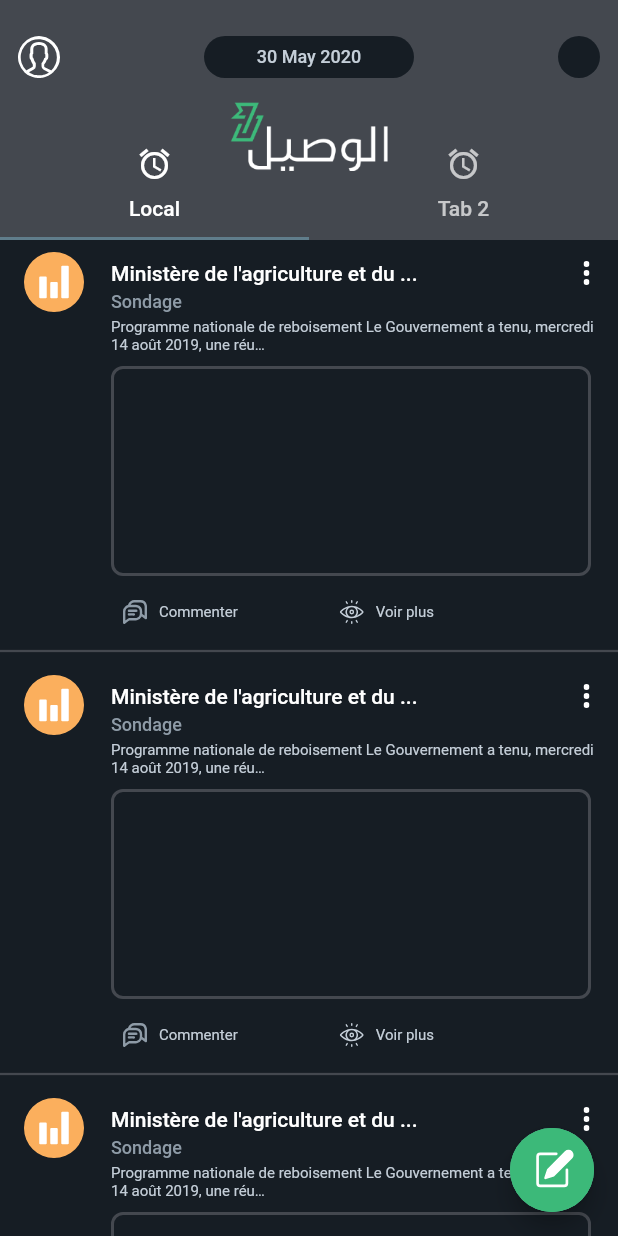
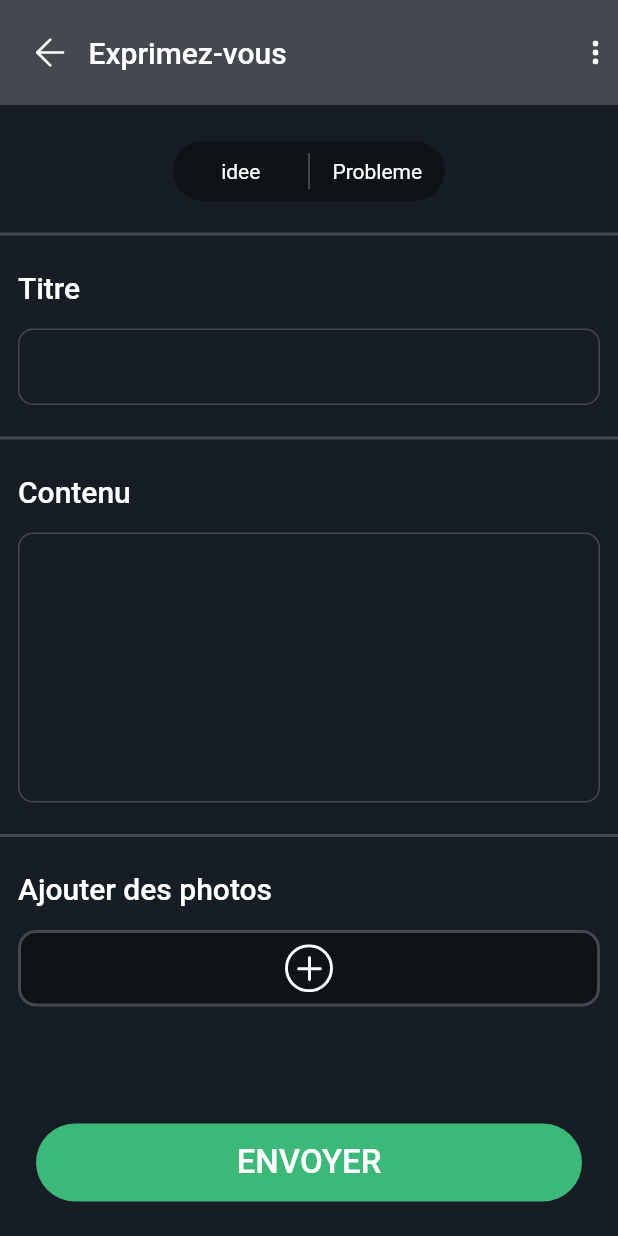
Before and after one commit to moho12n/wassil, a Flutter app: the screen it shows after launch, on a phone screen of 412 x 824 dp. Run offline on Flutter 3.47's test engine with Material 2 defaults, Android fonts, the phone set to English and light mode, and no system bars; drawn by our look-alikes of toggle_switch; our stand-ins replace flutter_svg, getflutter; Roboto replaces fonts that are missing (Montserrat, Segoe UI); project files that could hold a hidden picture were left out.

Commit message:
exprimez vous screen

```diff
--- a/lib/main.dart
+++ b/lib/main.dart
@@ -1,5 +1,6 @@
 import 'package:flutter/material.dart';
 import 'package:wassil/ui/homePage/sliver.dart';
+import 'package:wassil/ui/proposition/addPropositionScreen.dart';
 //import 'package:wassil/ui/homePage/homePage.dart';
 
 void main() => runApp(
@@ -11,11 +12,12 @@ class MyApp extends StatelessWidget {
   @override
   Widget build(BuildContext context) {
     return MaterialApp(
+      debugShowCheckedModeBanner: false,
       title: 'Flutter Demo',
       theme: ThemeData(
         primarySwatch: Colors.blueGrey,
       ),
-      home: HomePage(),
+      home: AddPropositionScreen(),
     );
   }
 }
--- a/lib/ui/homePage/sliver.dart
+++ b/lib/ui/homePage/sliver.dart
@@ -1,5 +1,4 @@
-// Sliver appbar with tabs.
-// Adapted from: https://stackoverflow.com/a/50858058
+
 import 'package:flutter_svg/flutter_svg.dart';
 import 'package:flutter/material.dart';
 import 'package:getflutter/getflutter.dart';
--- /dev/null
+++ b/lib/ui/proposition/addPropositionScreen.dart
@@ -0,0 +1,301 @@
+import 'package:flutter_svg/flutter_svg.dart';
+import 'package:flutter/material.dart';
+import 'package:toggle_switch/toggle_switch.dart';
+import 'package:getflutter/getflutter.dart';
+
+class AddPropositionScreen extends StatefulWidget {
+  @override
+  _AddPropositionScreenState createState() => _AddPropositionScreenState();
+}
+
+class _AddPropositionScreenState extends State<AddPropositionScreen> {
+  String title;
+  String contenu;
+  @override
+  Widget build(BuildContext context) {
+    // TODO: implement build
+    return Scaffold(
+      backgroundColor: Color(0xff161D24),
+      body: Stack(
+        children: <Widget>[
+          Align(
+            alignment: Alignment.topCenter,
+            child: new Container(
+              height: 70.00,
+              width: MediaQuery.of(context).size.width,
+              color: Color(0xff44484f),
+              child: Row(
+                crossAxisAlignment: CrossAxisAlignment.center,
+                children: <Widget>[
+                  SizedBox(
+                    width: 24,
+                  ),
+                  SvgPicture.asset("assets/arrow-left (1).svg", width: 19),
+                  SizedBox(
+                    width: 16,
+                  ),
+                  Text(
+                    "Exprimez-vous",
+                    style: TextStyle(
+                      fontFamily: "Montserrat",
+                      fontWeight: FontWeight.w500,
+                      fontSize: 20,
+                      color: Color(0xffffffff),
+                    ),
+                  ),
+                  Expanded(
+                    child: SizedBox(),
+                  ),
+                  InkWell(
+                    onTap: () {},
+                    child: SvgPicture.asset(
+                      "assets/post_options.svg",
+                      width: 4,
+                      height: 16,
+                    ),
+                  ),
+                  SizedBox(
+                    width: 13,
+                  )
+                ],
+              ),
+            ),
+          ),
+          Align(
+            alignment: Alignment.bottomCenter,
+            child: Padding(
+              padding: const EdgeInsets.only(bottom: 23.0),
+              child: new Container(
+                height: 52.00,
+                width: MediaQuery.of(context).size.width - 48,
+                decoration: BoxDecoration(
+                  color: Color(0xff3cb979),
+                  borderRadius: BorderRadius.circular(82.00),
+                ),
+                child: Center(
+                  child: new Text(
+                    "ENVOYER",
+                    textAlign: TextAlign.center,
+                    style: TextStyle(
+                      fontFamily: "Montserrat",
+                      fontWeight: FontWeight.w500,
+                      fontSize: 22,
+                      color: Color(0xffffffff),
+                    ),
+                  ),
+                ),
+              ),
+            ),
+          ),
+          Padding(
+            padding: const EdgeInsets.only(top: 80.0, bottom: 80),
+            child: SingleChildScrollView(
+              child: Stack(
+                children: <Widget>[
+                  Align(
+                    alignment: Alignment.topCenter,
+                    child: Column(
+                      crossAxisAlignment: CrossAxisAlignment.start,
+                      children: <Widget>[
+                        SizedBox(
+                          height: 14,
+                        ),
+                        Center(
+                          child: ToggleSwitch(
+                            cornerRadius: 63,
+                            minWidth: 90.0,
+                            initialLabelIndex: 2,
+                            activeBgColor: Color(0xff3cb979),
+                            activeTextColor: Colors.white,
+                            inactiveBgColor: Color(0xff0e1317),
+                            inactiveTextColor: Colors.white,
+                            labels: ['idee', 'Probleme'],
+                            onToggle: (index) {
+                              print('switched to: $index');
+                            },
+                          ),
+                        ),
+                        SizedBox(
+                          height: 14,
+                        ),
+                        Divider(
+                          color: Color(0xff44484F),
+                          thickness: 2,
+                        ),
+                        SizedBox(
+                          height: 16,
+                        ),
+                        Padding(
+                          padding: const EdgeInsets.only(left: 12.0),
+                          child: Text(
+                            "Titre",
+                            style: TextStyle(
+                              fontFamily: "Montserrat",
+                              fontWeight: FontWeight.w500,
+                              fontSize: 20,
+                              color: Color(0xffffffff),
+                            ),
+                          ),
+                        ),
+                        SizedBox(
+                          height: 16,
+                        ),
+                        Center(
+                          child: Container(
+                            height: 51.00,
+                            width: MediaQuery.of(context).size.width - 24,
+                            decoration: BoxDecoration(
+                              border: Border.all(color: Color(0xff44484F)),
+                              color: Colors.transparent,
+                              borderRadius: BorderRadius.circular(10.00),
+                            ),
+                            child: Padding(
+                              padding: EdgeInsets.only(left: 15.0),
+                              child: TextField(
+                                keyboardType: TextInputType.text,
+                                style: TextStyle(
+                                    fontSize: 15,
+                                    fontFamily: 'Montserrat',
+                                    color: Colors.white),
+                                cursorColor: Color(0xff5acfc3),
+                                decoration: InputDecoration(
+                                  border: InputBorder.none,
+                                  hintText: "",
+                                  hintStyle: TextStyle(
+                                    fontFamily: "Montserrat",
+                                    fontSize: 17,
+                                    color: Color(0xff707070).withOpacity(0.50),
+                                  ),
+                                ),
+                                onChanged: (input) {
+                                  setState(() {
+                                    title = input;
+                                  });
+                                },
+                              ),
+                            ),
+                          ),
+                        ),
+                        SizedBox(
+                          height: 14,
+                        ),
+                        Divider(
+                          color: Color(0xff44484F),
+                          thickness: 2,
+                        ),
+                        SizedBox(
+                          height: 16,
+                        ),
+                        Padding(
+                          padding: const EdgeInsets.only(left: 12.0),
+                          child: Text(
+                            "Contenu",
+                            style: TextStyle(
+                              fontFamily: "Montserrat",
+                              fontWeight: FontWeight.w500,
+                              fontSize: 20,
+                              color: Color(0xffffffff),
+                            ),
+                          ),
+                        ),
+                        SizedBox(
+                          height: 16,
+                        ),
+                        Center(
+                          child: Container(
+                            height: 180.00,
+                            width: MediaQuery.of(context).size.width - 24,
+                            decoration: BoxDecoration(
+                              border: Border.all(color: Color(0xff44484F)),
+                              color: Colors.transparent,
+                              borderRadius: BorderRadius.circular(10.00),
+                            ),
+                            child: Padding(
+                              padding: EdgeInsets.only(left: 15.0),
+                              child: TextField(
+                                maxLines: 10,
+                                keyboardType: TextInputType.text,
+                                style: TextStyle(
+                                    fontSize: 15,
+                                    fontFamily: 'Montserrat',
+                                    color: Colors.white),
+                                cursorColor: Color(0xff5acfc3),
+                                decoration: InputDecoration(
+                                  border: InputBorder.none,
+                                  hintText: "",
+                                  hintStyle: TextStyle(
+                                    fontFamily: "Montserrat",
+                                    fontSize: 17,
+                                    color: Color(0xff707070).withOpacity(0.50),
+                                  ),
+                                ),
+                                onChanged: (input) {
+                                  setState(() {
+                                    title = input;
+                                  });
+                                },
+                              ),
+                            ),
+                          ),
+                        ),
+                        SizedBox(
+                          height: 14,
+                        ),
+                        Divider(
+                          color: Color(0xff44484F),
+                          thickness: 2,
+                        ),
+                        SizedBox(
+                          height: 16,
+                        ),
+                        Padding(
+                          padding: const EdgeInsets.only(left: 12.0),
+                          child: Text(
+                            "Ajouter des photos",
+                            style: TextStyle(
+                              fontFamily: "Montserrat",
+                              fontWeight: FontWeight.w500,
+                              fontSize: 20,
+                              color: Color(0xffffffff),
+                            ),
+                          ),
+                        ),
+                        SizedBox(
+                          height: 16,
+                        ),
+                        Center(
+                          child: Container(
+                            height: 51.00,
+                            width: MediaQuery.of(context).size.width - 24,
+                            decoration: BoxDecoration(
+                              color: Color(0xff0e1317),
+                              border: Border.all(
+                                width: 2.00,
+                                color: Color(0xff44484f),
+                              ),
+                              borderRadius: BorderRadius.circular(12.00),
+                            ),
+                            child: Center(
+                              child: SvgPicture.asset(
+                                "assets/Show more.svg",
+                                width: 32,
+                                height: 32,
+                              ),
+                            ),
+                          ),
+                        ),
+                        SizedBox(
+                          height: 80,
+                        )
+                      ],
+                    ),
+                  ),
+                ],
+              ),
+            ),
+          ),
+        ],
+      ),
+    );
+  }
+}
--- a/pubspec.yaml
+++ b/pubspec.yaml
@@ -29,6 +29,7 @@ dev_dependencies:
     sdk: flutter
   getflutter: ^1.0.11
   flutter_svg: 0.17.3+1
+  toggle_switch: "^0.1.4"
 # For information on the generic Dart part of this file, see the
 # following page: https://dart.dev/tools/pub/pubspec
 
```
Also changed, not shown: assets/Show more.svg (added), assets/arrow-left (1).svg (added), pubspec.lock.
